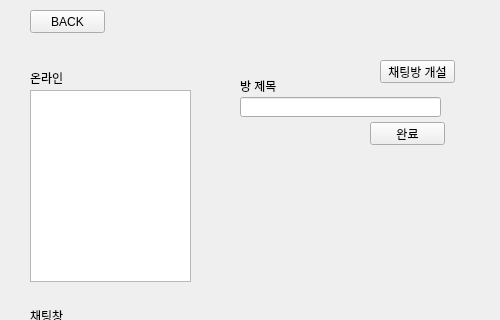
ChoiJiHyeok/TCP-chatting, file ksi/untitled.ui: the form before one commit; both pictures show x 0 to 500 and y 0 to 320 of the 500 by 600 pixel window.
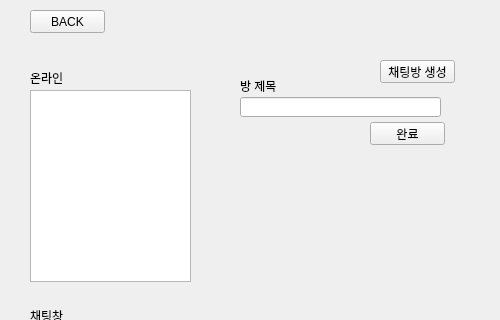
The form after the commit.

What changed in the file:
```diff
--- a/ksi/untitled.ui
+++ b/ksi/untitled.ui
@@ -206,7 +206,7 @@
       </rect>
      </property>
      <property name="text">
-      <string>채팅방 개설</string>
+      <string>채팅방 생성</string>
      </property>
     </widget>
    </widget>
```
Left out of the diff: 6 changed lines with no effect on the pictures.
